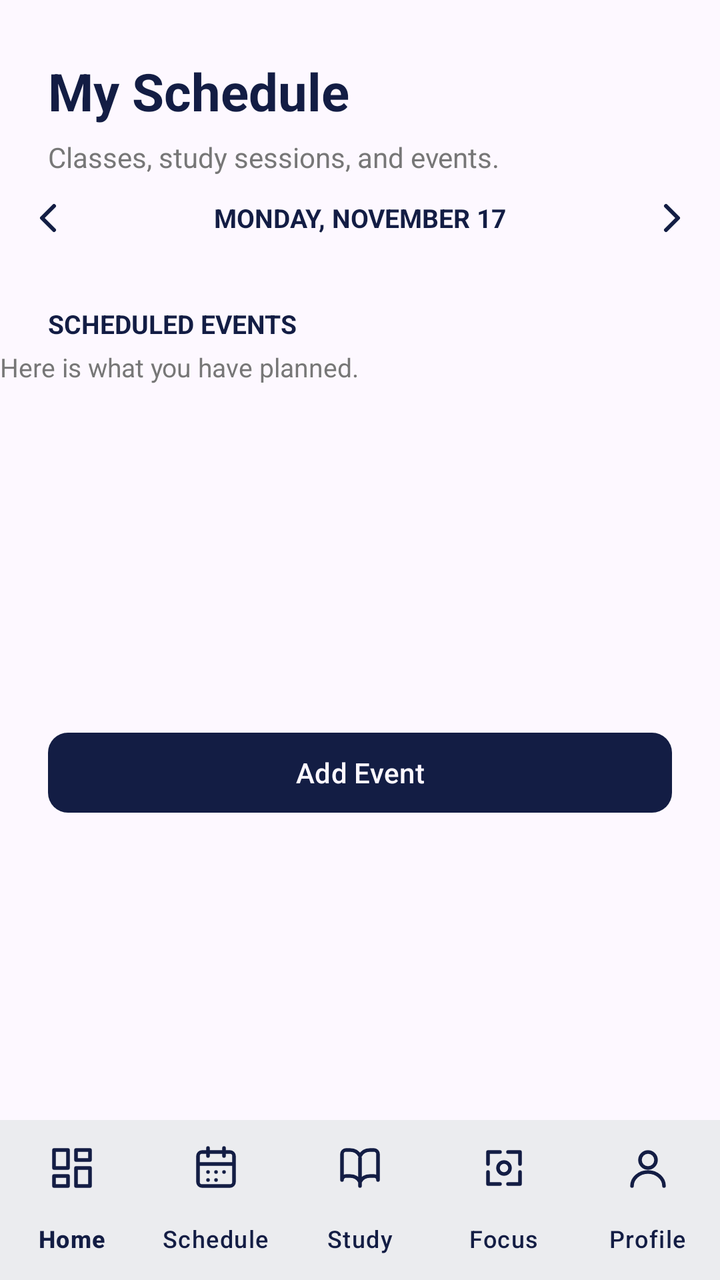
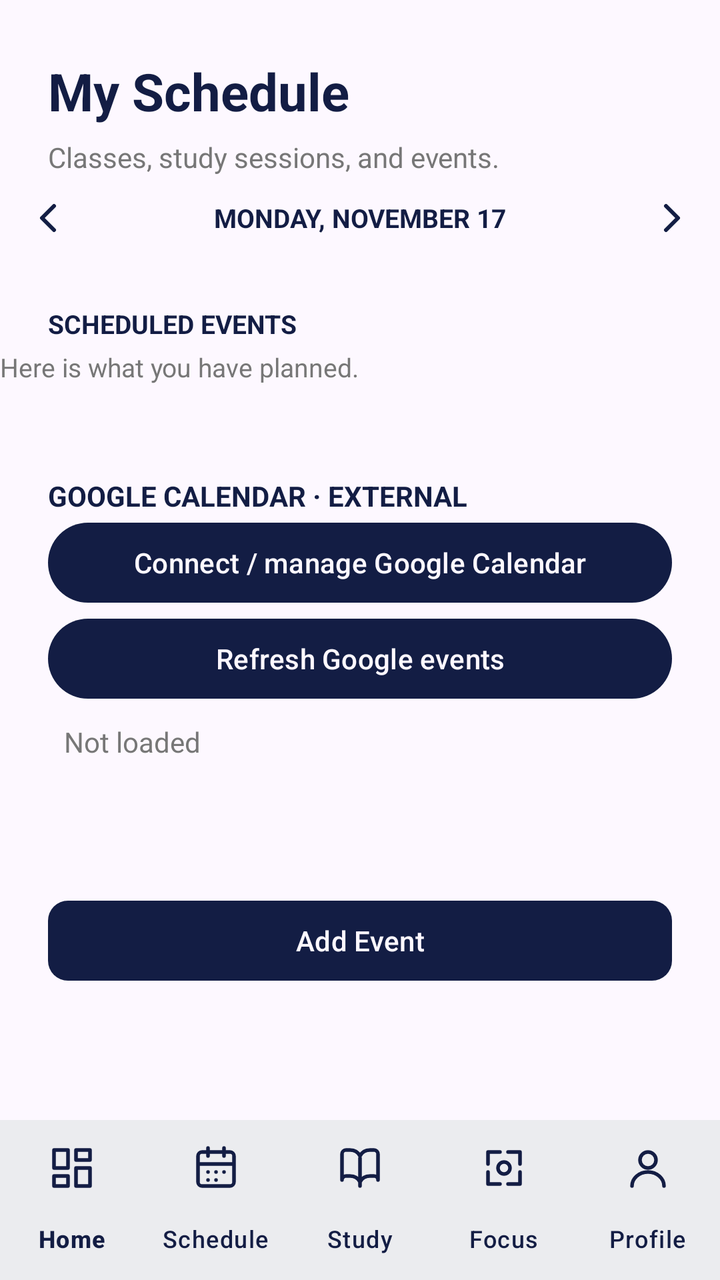

Screens rendered from an Android XML layout before and after an edit, with the pre-edit source and the edit as a unified diff.
<!-- AndroidManifest.xml: application theme Theme.Overseer -->
<!-- res/layout/activity_schedule.xml -->
<?xml version="1.0" encoding="utf-8"?>
<androidx.constraintlayout.widget.ConstraintLayout
    xmlns:android="http://schemas.android.com/apk/res/android"
    xmlns:app="http://schemas.android.com/apk/res-auto"
    android:id="@+id/scheduleMain"
    android:layout_width="match_parent"
    android:layout_height="match_parent"
    android:background="@color/overseer_white">

    <androidx.core.widget.NestedScrollView
        android:layout_width="0dp"
        android:layout_height="0dp"
        android:fillViewport="true"
        android:clipToPadding="false"
        app:layout_constraintTop_toTopOf="parent"
        app:layout_constraintBottom_toTopOf="@id/bottomNavigation"
        app:layout_constraintStart_toStartOf="parent"
        app:layout_constraintEnd_toEndOf="parent">

        <androidx.constraintlayout.widget.ConstraintLayout
            android:layout_width="match_parent"
            android:layout_height="wrap_content">

            <TextView
                android:id="@+id/scheduleTitle"
                android:layout_width="wrap_content"
                android:layout_height="wrap_content"
                android:text="My Schedule"
                android:textColor="@color/overseer_navy"
                android:textSize="26sp"
                android:textStyle="bold"
                android:layout_marginStart="24dp"
                android:layout_marginTop="28dp"
                app:layout_constraintTop_toTopOf="parent"
                app:layout_constraintStart_toStartOf="parent" />

            <TextView
                android:id="@+id/scheduleSubtitle"
                android:layout_width="wrap_content"
                android:layout_height="wrap_content"
                android:text="Classes, study sessions, and events."
                android:textColor="@color/overseer_muted"
                android:textSize="14sp"
                android:layout_marginStart="24dp"
                android:layout_marginTop="6dp"
                app:layout_constraintTop_toBottomOf="@id/scheduleTitle"
                app:layout_constraintStart_toStartOf="parent" />

            <TextView
                android:id="@+id/scheduleDate"
                android:layout_width="wrap_content"
                android:layout_height="wrap_content"
                android:text="MONDAY, NOVEMBER 17"
                android:gravity="center"
                android:textAlignment="center"
                android:textColor="@color/overseer_navy"
                android:textSize="13sp"
                android:textStyle="bold"
                android:layout_marginTop="12dp"
                app:layout_constraintTop_toBottomOf="@id/scheduleSubtitle"
                app:layout_constraintStart_toStartOf="parent"
                app:layout_constraintEnd_toEndOf="parent" />

            <ImageButton
                android:id="@+id/previousDayButton"
                android:layout_width="48dp"
                android:layout_height="48dp"
                android:src="@drawable/ic_chevron_left"
                android:contentDescription="Previous day"
                android:background="?attr/selectableItemBackgroundBorderless"
                android:tint="@color/overseer_navy"
                android:padding="12dp"
                app:layout_constraintTop_toTopOf="@id/scheduleDate"
                app:layout_constraintBottom_toBottomOf="@id/scheduleDate"
                app:layout_constraintStart_toStartOf="parent"
                app:layout_constraintHorizontal_bias="0.1" />

            <ImageButton
                android:id="@+id/nextDayButton"
                android:layout_width="48dp"
                android:layout_height="48dp"
                android:src="@drawable/ic_chevron_right"
                android:contentDescription="Next day"
                android:background="?attr/selectableItemBackgroundBorderless"
                android:tint="@color/overseer_navy"
                android:padding="12dp"
                app:layout_constraintTop_toTopOf="@id/scheduleDate"
                app:layout_constraintBottom_toBottomOf="@id/scheduleDate"
                app:layout_constraintEnd_toEndOf="parent"
                app:layout_constraintHorizontal_bias="0.9" />

            <TextView
                android:id="@+id/todayLabel"
                android:layout_width="wrap_content"
                android:layout_height="wrap_content"
                android:text="SCHEDULED EVENTS"
                android:textColor="@color/overseer_navy"
                android:textSize="13sp"
                android:textStyle="bold"
                android:layout_marginStart="24dp"
                android:layout_marginTop="20dp"
                app:layout_constraintTop_toBottomOf="@id/previousDayButton"
                app:layout_constraintStart_toStartOf="parent" />

            <TextView
                android:id="@+id/selectedDayDescription"
                android:layout_width="wrap_content"
                android:layout_height="wrap_content"
                android:text="Here is what you have planned."
                android:textColor="@color/overseer_muted"
                android:textSize="13sp"
                android:layout_marginTop="4dp"
                app:layout_constraintTop_toBottomOf="@id/todayLabel"
                app:layout_constraintStart_toStartOf="parent" />

            <TextView
                android:id="@+id/noClassesMessage"
                android:layout_width="wrap_content"
                android:layout_height="wrap_content"
                android:text="No events scheduled for this day."
                android:textColor="@color/overseer_muted"
                android:textSize="14sp"
                android:visibility="gone"
                android:layout_marginStart="24dp"
                android:layout_marginTop="16dp"
                app:layout_constraintTop_toBottomOf="@id/selectedDayDescription"
                app:layout_constraintStart_toStartOf="parent" />

            <LinearLayout
                android:id="@+id/classesContainer"
                android:layout_width="0dp"
                android:layout_height="wrap_content"
                android:orientation="vertical"
                android:layout_marginStart="24dp"
                android:layout_marginEnd="24dp"
                android:layout_marginTop="16dp"
                app:layout_constraintTop_toBottomOf="@id/selectedDayDescription"
                app:layout_constraintStart_toStartOf="parent"
                app:layout_constraintEnd_toEndOf="parent" />

            <LinearLayout
                android:id="@+id/firestoreEvents"
                android:layout_width="0dp"
                android:layout_height="wrap_content"
                android:layout_marginStart="24dp"
                android:layout_marginEnd="24dp"
                android:layout_marginTop="12dp"
                android:orientation="vertical"
                app:layout_constraintTop_toBottomOf="@id/classesContainer"
                app:layout_constraintStart_toStartOf="parent"
                app:layout_constraintEnd_toEndOf="parent" />

            <com.google.android.material.button.MaterialButton
                android:id="@+id/addClassButton"
                android:layout_width="0dp"
                android:layout_height="wrap_content"
                android:text="Add Event"
                android:textColor="@color/overseer_white"
                android:layout_marginStart="24dp"
                android:layout_marginEnd="24dp"
                android:layout_marginTop="16dp"
                android:layout_marginBottom="24dp"
                app:cornerRadius="10dp"
                app:backgroundTint="@color/overseer_navy"
                app:layout_constraintTop_toBottomOf="@id/firestoreEvents"
                app:layout_constraintBottom_toBottomOf="parent"
                app:layout_constraintStart_toStartOf="parent"
                app:layout_constraintEnd_toEndOf="parent" />

        </androidx.constraintlayout.widget.ConstraintLayout>
    </androidx.core.widget.NestedScrollView>

    <com.google.android.material.bottomnavigation.BottomNavigationView
        android:id="@+id/bottomNavigation"
        android:layout_width="0dp"
        android:layout_height="wrap_content"
        android:background="@color/overseer_surface"
        app:itemIconTint="@color/overseer_navy"
        app:itemTextColor="@color/overseer_navy"
        app:labelVisibilityMode="labeled"
        app:menu="@menu/bottom_navigation_menu"
        app:layout_constraintBottom_toBottomOf="parent"
        app:layout_constraintStart_toStartOf="parent"
        app:layout_constraintEnd_toEndOf="parent" />

</androidx.constraintlayout.widget.ConstraintLayout>
<!-- resources referenced by this layout -->
<resources>
  <color name="overseer_muted">#777777</color>
  <color name="overseer_navy">#131D44</color>
  <color name="overseer_surface">#FFFFFF</color>
  <color name="overseer_white">#FDF8FF</color>
  <!-- drawable ic_chevron_left (drawable) -->
  <vector xmlns:android="http://schemas.android.com/apk/res/android" android:width="24dp" android:height="24dp" android:viewportWidth="24" android:viewportHeight="24">
      <path android:fillColor="@android:color/transparent" android:strokeColor="#131D44" android:strokeWidth="2" android:strokeLineCap="round" android:strokeLineJoin="round" android:pathData="M15,18l-6,-6 6,-6" />
  </vector>
  <!-- drawable ic_chevron_right (drawable) -->
  <vector xmlns:android="http://schemas.android.com/apk/res/android" android:width="24dp" android:height="24dp" android:viewportWidth="24" android:viewportHeight="24">
      <path android:fillColor="@android:color/transparent" android:strokeColor="#131D44" android:strokeWidth="2" android:strokeLineCap="round" android:strokeLineJoin="round" android:pathData="M9,18l6,-6 -6,-6" />
  </vector>
  <style name="Theme.Overseer" parent="Base.Theme.Overseer" />
  <style name="Base.Theme.Overseer" parent="Theme.Material3.DayNight.NoActionBar">
  
          <item name="colorPrimary">@color/overseer_brand_navy</item>
          <item name="colorOnPrimary">@color/overseer_on_brand</item>
  
          <item name="colorSecondary">@color/overseer_lime</item>
          <item name="colorOnSecondary">@color/overseer_navy</item>
  
          <item name="colorSurface">@color/overseer_surface</item>
          <item name="android:colorBackground">@color/overseer_white</item>
          <item name="android:windowBackground">@color/overseer_white</item>
          <item name="android:statusBarColor">@color/overseer_white</item>
          <item name="android:navigationBarColor">@color/overseer_white</item>
  
          <item name="android:windowLightStatusBar">true</item>
          <item name="android:windowLightNavigationBar">true</item>
  
      </style>
  <color name="overseer_brand_navy">#131D44</color>
  <color name="overseer_on_brand">#FDF8FF</color>
  <color name="overseer_lime">#C1FF00</color>
</resources>

<!-- the commit's change to res/layout/activity_schedule.xml (unified diff, before → after) -->
@@ -150,6 +150,23 @@
                 app:layout_constraintStart_toStartOf="parent"
                 app:layout_constraintEnd_toEndOf="parent" />
 
+            <LinearLayout
+                android:id="@+id/googleCalendarPanel"
+                android:layout_width="0dp"
+                android:layout_height="wrap_content"
+                android:layout_marginStart="24dp"
+                android:layout_marginEnd="24dp"
+                android:layout_marginTop="18dp"
+                android:orientation="vertical"
+                app:layout_constraintTop_toBottomOf="@id/firestoreEvents"
+                app:layout_constraintStart_toStartOf="parent"
+                app:layout_constraintEnd_toEndOf="parent">
+                <TextView android:layout_width="match_parent" android:layout_height="wrap_content" android:text="GOOGLE CALENDAR · EXTERNAL" android:textStyle="bold" android:textColor="@color/overseer_navy" />
+                <com.google.android.material.button.MaterialButton android:id="@+id/manageGoogleCalendar" android:layout_width="match_parent" android:layout_height="wrap_content" android:text="Connect / manage Google Calendar" />
+                <com.google.android.material.button.MaterialButton android:id="@+id/refreshGoogleCalendar" android:layout_width="match_parent" android:layout_height="wrap_content" android:text="Refresh Google events" />
+                <TextView android:id="@+id/googleCalendarResults" android:layout_width="match_parent" android:layout_height="wrap_content" android:text="Not loaded" android:textColor="@color/overseer_muted" android:padding="8dp" />
+            </LinearLayout>
+
             <com.google.android.material.button.MaterialButton
                 android:id="@+id/addClassButton"
                 android:layout_width="0dp"
@@ -162,7 +179,7 @@
                 android:layout_marginBottom="24dp"
                 app:cornerRadius="10dp"
                 app:backgroundTint="@color/overseer_navy"
-                app:layout_constraintTop_toBottomOf="@id/firestoreEvents"
+                app:layout_constraintTop_toBottomOf="@id/googleCalendarPanel"
                 app:layout_constraintBottom_toBottomOf="parent"
                 app:layout_constraintStart_toStartOf="parent"
                 app:layout_constraintEnd_toEndOf="parent" />
